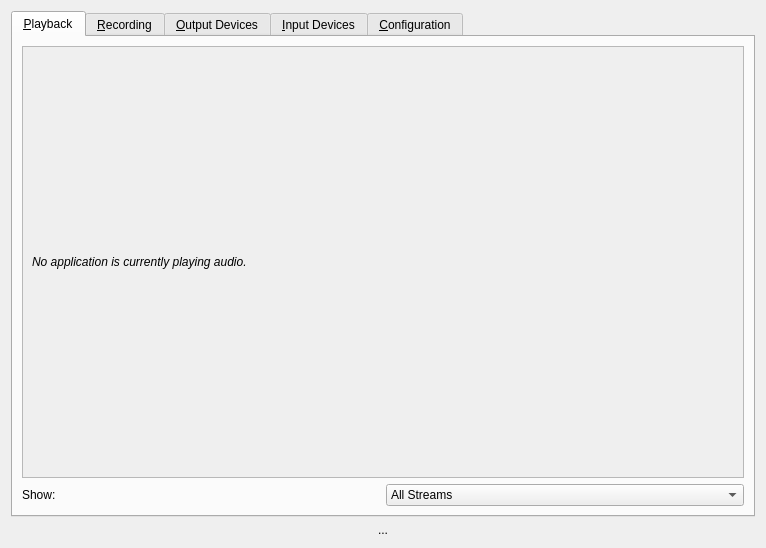
Old version of the form src/mainwindow.ui in the repository lxqt/pavucontrol-qt.
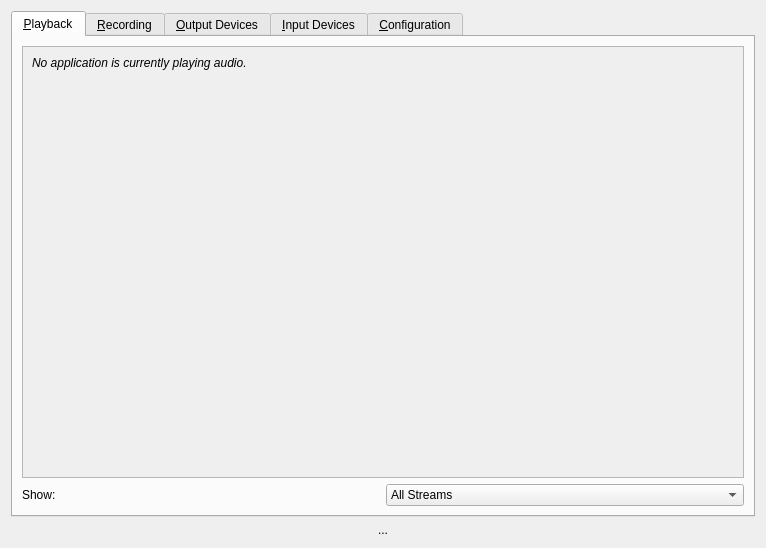
New version of the form. Icons and pictures are not drawn.

Commit message: ui: Don't stretch content horizontaly

Patch:
```diff
--- a/src/mainwindow.ui
+++ b/src/mainwindow.ui
@@ -42,6 +42,12 @@
             <height>423</height>
            </rect>
           </property>
+          <property name="sizePolicy">
+           <sizepolicy hsizetype="Preferred" vsizetype="Maximum">
+            <horstretch>0</horstretch>
+            <verstretch>0</verstretch>
+           </sizepolicy>
+          </property>
           <layout class="QVBoxLayout" name="verticalLayout_2">
            <item>
             <widget class="QLabel" name="noStreamsLabel">
```
Left out of the diff: 24 changed lines with no effect on the pictures.
